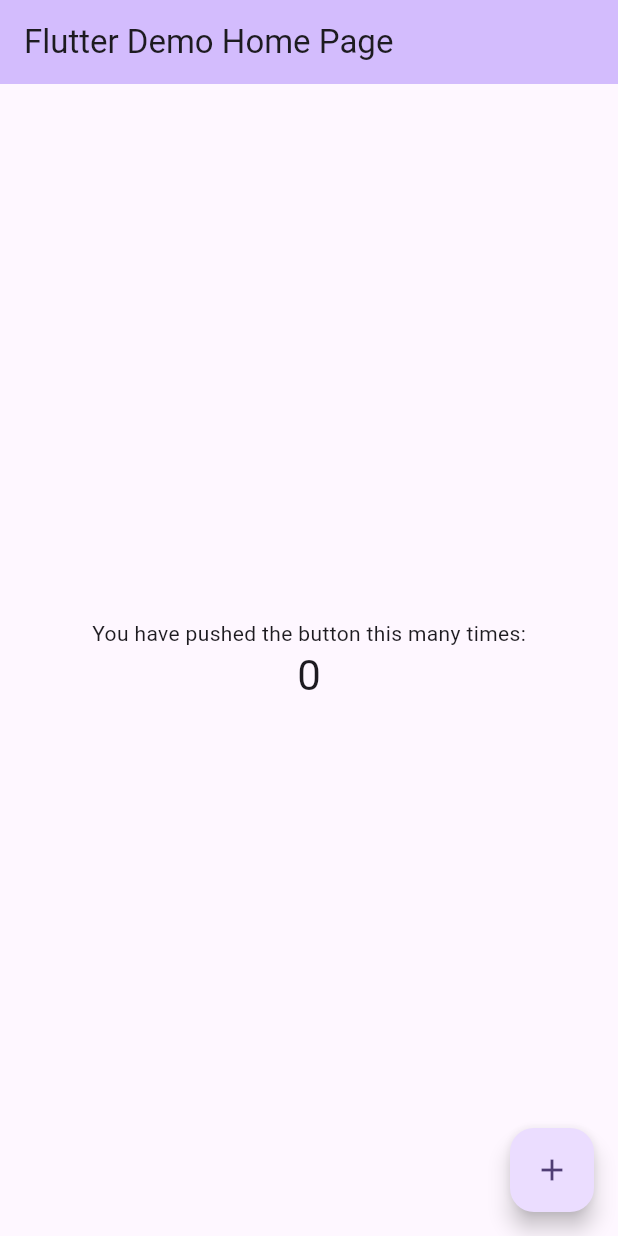
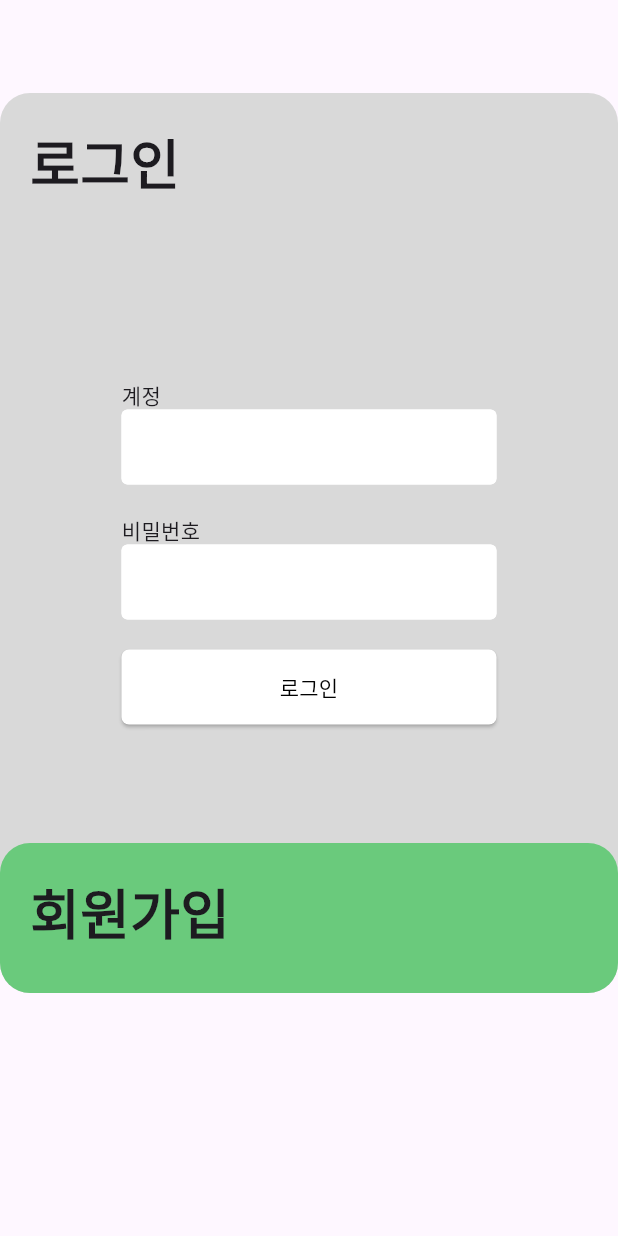
Before and after one commit to deukkyulee94/flutter_edu, a Flutter app: the screen it shows after launch, on a phone screen of 412 x 824 dp. Run offline on Flutter 3.47's test engine with Material 3 defaults, Android fonts, the phone set to English and light mode, and no system bars.

Commit message:
로그인 페이지 생성

```diff
--- a/lib/main.dart
+++ b/lib/main.dart
@@ -1,4 +1,5 @@
 import 'package:flutter/material.dart';
+import 'pages/signin.dart';
 
 void main() {
   runApp(const MyApp());
@@ -7,119 +8,11 @@
 class MyApp extends StatelessWidget {
   const MyApp({super.key});
 
-  // This widget is the root of your application.
   @override
   Widget build(BuildContext context) {
     return MaterialApp(
-      title: 'Flutter Demo',
-      theme: ThemeData(
-        // This is the theme of your application.
-        //
-        // TRY THIS: Try running your application with "flutter run". You'll see
-        // the application has a purple toolbar. Then, without quitting the app,
-        // try changing the seedColor in the colorScheme below to Colors.green
-        // and then invoke "hot reload" (save your changes or press the "hot
-        // reload" button in a Flutter-supported IDE, or press "r" if you used
-        // the command line to start the app).
-        //
-        // Notice that the counter didn't reset back to zero; the application
-        // state is not lost during the reload. To reset the state, use hot
-        // restart instead.
-        //
-        // This works for code too, not just values: Most code changes can be
-        // tested with just a hot reload.
-        colorScheme: ColorScheme.fromSeed(seedColor: Colors.deepPurple),
-        useMaterial3: true,
-      ),
-      home: const MyHomePage(title: 'Flutter Demo Home Page'),
+      debugShowCheckedModeBanner: false,
+      home: const Signin(),
     );
   }
 }
-
-class MyHomePage extends StatefulWidget {
-  const MyHomePage({super.key, required this.title});
-
-  // This widget is the home page of your application. It is stateful, meaning
-  // that it has a State object (defined below) that contains fields that affect
-  // how it looks.
-
-  // This class is the configuration for the state. It holds the values (in this
-  // case the title) provided by the parent (in this case the App widget) and
-  // used by the build method of the State. Fields in a Widget subclass are
-  // always marked "final".
-
-  final String title;
-
-  @override
-  State<MyHomePage> createState() => _MyHomePageState();
-}
-
-class _MyHomePageState extends State<MyHomePage> {
-  int _counter = 0;
-
-  void _incrementCounter() {
-    setState(() {
-      // This call to setState tells the Flutter framework that something has
-      // changed in this State, which causes it to rerun the build method below
-      // so that the display can reflect the updated values. If we changed
-      // _counter without calling setState(), then the build method would not be
-      // called again, and so nothing would appear to happen.
-      _counter++;
-    });
-  }
-
-  @override
-  Widget build(BuildContext context) {
-    // This method is rerun every time setState is called, for instance as done
-    // by the _incrementCounter method above.
-    //
-    // The Flutter framework has been optimized to make rerunning build methods
-    // fast, so that you can just rebuild anything that needs updating rather
-    // than having to individually change instances of widgets.
-    return Scaffold(
-      appBar: AppBar(
-        // TRY THIS: Try changing the color here to a specific color (to
-        // Colors.amber, perhaps?) and trigger a hot reload to see the AppBar
-        // change color while the other colors stay the same.
-        backgroundColor: Theme.of(context).colorScheme.inversePrimary,
-        // Here we take the value from the MyHomePage object that was created by
-        // the App.build method, and use it to set our appbar title.
-        title: Text(widget.title),
-      ),
-      body: Center(
-        // Center is a layout widget. It takes a single child and positions it
-        // in the middle of the parent.
-        child: Column(
-          // Column is also a layout widget. It takes a list of children and
-          // arranges them vertically. By default, it sizes itself to fit its
-          // children horizontally, and tries to be as tall as its parent.
-          //
-          // Column has various properties to control how it sizes itself and
-          // how it positions its children. Here we use mainAxisAlignment to
-          // center the children vertically; the main axis here is the vertical
-          // axis because Columns are vertical (the cross axis would be
-          // horizontal).
-          //
-          // TRY THIS: Invoke "debug painting" (choose the "Toggle Debug Paint"
-          // action in the IDE, or press "p" in the console), to see the
-          // wireframe for each widget.
-          mainAxisAlignment: MainAxisAlignment.center,
-          children: <Widget>[
-            const Text(
-              'You have pushed the button this many times:',
-            ),
-            Text(
-              '$_counter',
-              style: Theme.of(context).textTheme.headlineMedium,
-            ),
-          ],
-        ),
-      ),
-      floatingActionButton: FloatingActionButton(
-        onPressed: _incrementCounter,
-        tooltip: 'Increment',
-        child: const Icon(Icons.add),
-      ), // This trailing comma makes auto-formatting nicer for build methods.
-    );
-  }
-}
--- /dev/null
+++ b/lib/pages/signin.dart
@@ -0,0 +1,148 @@
+import 'package:flutter/material.dart';
+
+class Signin extends StatelessWidget {
+  const Signin({super.key});
+
+  final Color gray = const Color.fromRGBO(217, 217, 217, 1);
+  final Color white = const Color.fromRGBO(255, 255, 255, 1);
+  final Color green = const Color.fromRGBO(106, 202, 124, 1);
+
+  @override
+  Widget build(BuildContext context) {
+    return Scaffold(
+      body: Center(
+        child: Column(
+          mainAxisAlignment: MainAxisAlignment.center,
+          children: [
+            Container(
+              width: 500,
+              height: 600,
+              decoration: BoxDecoration(
+                color: gray,
+                borderRadius: BorderRadius.circular(20),
+              ),
+              child: Padding(
+                padding:
+                    const EdgeInsets.symmetric(vertical: 20, horizontal: 20),
+                child: Column(
+                  //crossAxisAlignment: CrossAxisAlignment.start,
+                  children: [
+                    // 로그인
+                    Align(
+                      alignment: Alignment.centerLeft,
+                      child: Text(
+                        '로그인',
+                        style: TextStyle(
+                          fontSize: 36,
+                          fontWeight: FontWeight.w700,
+                        ),
+                      ),
+                    ),
+                    SizedBox(height: 120),
+                    Center(
+                      child: Column(
+                        crossAxisAlignment: CrossAxisAlignment.start,
+                        children: [
+                          Text('계정'),
+                          SizedBox(
+                            height: 50,
+                            width: 250,
+                            child: TextField(
+                              decoration: InputDecoration(
+                                filled: true, // 배경색 활성화
+                                fillColor: white, // 배경색 지정
+                                border: OutlineInputBorder(
+                                  borderRadius:
+                                      BorderRadius.circular(10), // 둥근 테두리
+                                ),
+                                // 비활성 상태 테두리 색
+                                enabledBorder: OutlineInputBorder(
+                                  borderSide: BorderSide(color: white),
+                                ),
+                                // 포커스 상태 테두리 색
+                                focusedBorder: OutlineInputBorder(
+                                  borderSide: BorderSide(color: white),
+                                ),
+                              ),
+                            ),
+                          ),
+                          SizedBox(height: 20),
+                          Text('비밀번호'),
+                          SizedBox(
+                            height: 50,
+                            width: 250,
+                            child: TextField(
+                              obscureText: true,
+                              decoration: InputDecoration(
+                                filled: true, // 배경색 활성화
+                                fillColor: white, // 배경색 지정
+                                border: OutlineInputBorder(
+                                  borderRadius:
+                                      BorderRadius.circular(10), // 둥근 테두리
+                                ),
+                                // 비활성 상태 테두리 색
+                                enabledBorder: OutlineInputBorder(
+                                  borderSide: BorderSide(color: white),
+                                ),
+                                // 포커스 상태 테두리 색
+                                focusedBorder: OutlineInputBorder(
+                                  borderSide: BorderSide(color: white),
+                                ),
+                              ),
+                            ),
+                          ),
+                          SizedBox(height: 20),
+                          SizedBox(
+                            height: 50,
+                            width: 250,
+                            child: ElevatedButton(
+                              onPressed: () {},
+                              style: ElevatedButton.styleFrom(
+                                backgroundColor: white,
+                                shape: RoundedRectangleBorder(
+                                  borderRadius: BorderRadius.circular(5),
+                                ),
+                              ),
+                              child: Text(
+                                '로그인',
+                                style: TextStyle(
+                                  color: Colors.black,
+                                ),
+                              ),
+                            ),
+                          ),
+                        ],
+                      ),
+                    ),
+                  ],
+                ),
+              ),
+            ),
+            Transform.translate(
+              offset: Offset(0, -100),
+              child: Container(
+                width: 500,
+                height: 100,
+                decoration: BoxDecoration(
+                  color: green,
+                  borderRadius: BorderRadius.circular(20),
+                ),
+                child: Padding(
+                  padding:
+                      const EdgeInsets.symmetric(vertical: 20, horizontal: 20),
+                  child: Text(
+                    '회원가입',
+                    style: TextStyle(
+                      fontSize: 36,
+                      fontWeight: FontWeight.w700,
+                    ),
+                  ),
+                ),
+              ),
+            ),
+          ],
+        ),
+      ),
+    );
+  }
+}
```
